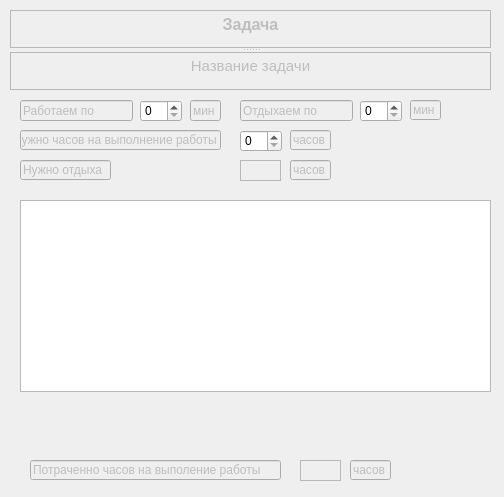
Qt form gui/templates/TimeMgm_form.ui (geektasks/client) before a commit.
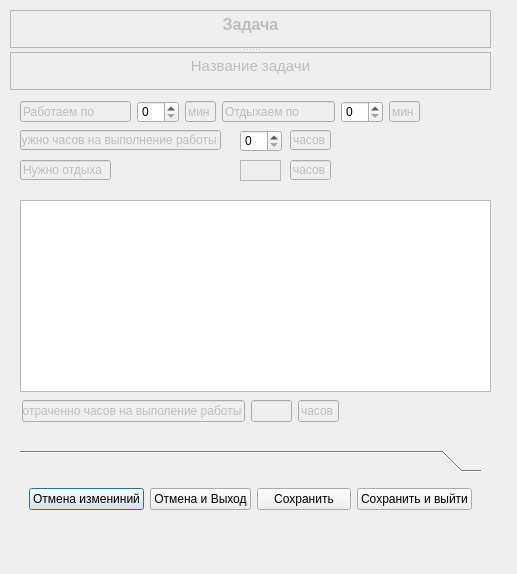
The same form after that commit.

Commit message: Изменения в форме. Косметика.

```diff
--- a/gui/templates/TimeMgm_form.ui
+++ b/gui/templates/TimeMgm_form.ui
@@ -9,100 +9,13 @@
    <rect>
     <x>0</x>
     <y>0</y>
-    <width>504</width>
-    <height>497</height>
+    <width>517</width>
+    <height>574</height>
    </rect>
   </property>
   <property name="windowTitle">
    <string>Dialog</string>
   </property>
-  <widget class="QLineEdit" name="lineEdit">
-   <property name="enabled">
-    <bool>false</bool>
-   </property>
-   <property name="geometry">
-    <rect>
-     <x>20</x>
-     <y>100</y>
-     <width>113</width>
-     <height>21</height>
-    </rect>
-   </property>
-   <property name="text">
-    <string>Работаем по </string>
-   </property>
-  </widget>
-  <widget class="QLineEdit" name="lineEdit_2">
-   <property name="enabled">
-    <bool>false</bool>
-   </property>
-   <property name="geometry">
-    <rect>
-     <x>240</x>
-     <y>100</y>
-     <width>113</width>
-     <height>21</height>
-    </rect>
-   </property>
-   <property name="text">
-    <string>Отдыхаем по</string>
-   </property>
-  </widget>
-  <widget class="QLineEdit" name="lineEdit_3">
-   <property name="enabled">
-    <bool>false</bool>
-   </property>
-   <property name="geometry">
-    <rect>
-     <x>190</x>
-     <y>100</y>
-     <width>31</width>
-     <height>21</height>
-    </rect>
-   </property>
-   <property name="text">
-    <string>мин</string>
-   </property>
-  </widget>
-  <widget class="QLineEdit" name="lineEdit_4">
-   <property name="enabled">
-    <bool>false</bool>
-   </property>
-   <property name="geometry">
-    <rect>
-     <x>410</x>
-     <y>100</y>
-     <width>31</width>
-     <height>20</height>
-    </rect>
-   </property>
-   <property name="text">
-    <string>мин</string>
-   </property>
-  </widget>
-  <widget class="QSpinBox" name="interval_of_work">
-   <property name="enabled">
-    <bool>true</bool>
-   </property>
-   <property name="geometry">
-    <rect>
-     <x>140</x>
-     <y>100</y>
-     <width>42</width>
-     <height>22</height>
-    </rect>
-   </property>
-  </widget>
-  <widget class="QSpinBox" name="interval_of_relax">
-   <property name="geometry">
-    <rect>
-     <x>360</x>
-     <y>100</y>
-     <width>42</width>
-     <height>22</height>
-    </rect>
-   </property>
-  </widget>
   <widget class="QLineEdit" name="lineEdit_5">
    <property name="enabled">
     <bool>false</bool>
@@ -148,38 +61,6 @@
     <string>часов</string>
    </property>
   </widget>
-  <widget class="QLineEdit" name="lineEdit_7">
-   <property name="enabled">
-    <bool>false</bool>
-   </property>
-   <property name="geometry">
-    <rect>
-     <x>350</x>
-     <y>460</y>
-     <width>41</width>
-     <height>20</height>
-    </rect>
-   </property>
-   <property name="text">
-    <string>часов</string>
-   </property>
-  </widget>
-  <widget class="QLineEdit" name="lineEdit_8">
-   <property name="enabled">
-    <bool>false</bool>
-   </property>
-   <property name="geometry">
-    <rect>
-     <x>30</x>
-     <y>460</y>
-     <width>251</width>
-     <height>20</height>
-    </rect>
-   </property>
-   <property name="text">
-    <string>Потраченно часов на выполение работы</string>
-   </property>
-  </widget>
   <widget class="QLineEdit" name="lineEdit_9">
    <property name="enabled">
     <bool>false</bool>
@@ -278,24 +159,242 @@
     </rect>
    </property>
   </widget>
-  <widget class="QTextEdit" name="SummaryUsedTime">
-   <property name="enabled">
-    <bool>false</bool>
+  <widget class="QToolBox" name="SaveAndExitsButtons">
+   <property name="geometry">
+    <rect>
+     <x>20</x>
+     <y>450</y>
+     <width>461</width>
+     <height>71</height>
+    </rect>
    </property>
+   <widget class="QWidget" name="Page1" native="true">
+    <attribute name="label">
+     <string/>
+    </attribute>
+    <layout class="QHBoxLayout" name="horizontalLayout">
+     <item>
+      <widget class="QPushButton" name="CanselChanges">
+       <property name="text">
+        <string>Отмена измениний</string>
+       </property>
+      </widget>
+     </item>
+     <item>
+      <widget class="QPushButton" name="CanselChangesAndExit">
+       <property name="text">
+        <string>Отмена и Выход</string>
+       </property>
+      </widget>
+     </item>
+     <item>
+      <widget class="QPushButton" name="SaveChanges">
+       <property name="text">
+        <string>Сохранить</string>
+       </property>
+      </widget>
+     </item>
+     <item>
+      <widget class="QPushButton" name="SaveChangesAndExit">
+       <property name="text">
+        <string>Сохранить и выйти</string>
+       </property>
+      </widget>
+     </item>
+    </layout>
+   </widget>
+  </widget>
+  <widget class="QWidget" name="">
    <property name="geometry">
     <rect>
-     <x>300</x>
-     <y>460</y>
-     <width>41</width>
-     <height>21</height>
+     <x>22</x>
+     <y>400</y>
+     <width>317</width>
+     <height>22</height>
     </rect>
    </property>
-   <property name="verticalScrollBarPolicy">
-    <enum>Qt::ScrollBarAlwaysOff</enum>
+   <layout class="QHBoxLayout" name="horizontalLayout_2">
+    <item>
+     <widget class="QLineEdit" name="lineEdit_8">
+      <property name="enabled">
+       <bool>false</bool>
+      </property>
+      <property name="minimumSize">
+       <size>
+        <width>221</width>
+        <height>0</height>
+       </size>
+      </property>
+      <property name="text">
+       <string>Потраченно часов на выполение работы</string>
+      </property>
+     </widget>
+    </item>
+    <item>
+     <widget class="QLineEdit" name="SumaryAllTime">
+      <property name="enabled">
+       <bool>false</bool>
+      </property>
+      <property name="maximumSize">
+       <size>
+        <width>41</width>
+        <height>16777215</height>
+       </size>
+      </property>
+     </widget>
+    </item>
+    <item>
+     <widget class="QLineEdit" name="lineEdit_7">
+      <property name="enabled">
+       <bool>false</bool>
+      </property>
+      <property name="maximumSize">
+       <size>
+        <width>41</width>
+        <height>16777215</height>
+       </size>
+      </property>
+      <property name="text">
+       <string>часов</string>
+      </property>
+     </widget>
+    </item>
+   </layout>
+  </widget>
+  <widget class="QWidget" name="">
+   <property name="geometry">
+    <rect>
+     <x>20</x>
+     <y>100</y>
+     <width>402</width>
+     <height>24</height>
+    </rect>
    </property>
-   <property name="horizontalScrollBarPolicy">
-    <enum>Qt::ScrollBarAlwaysOff</enum>
-   </property>
+   <layout class="QHBoxLayout" name="horizontalLayout_3">
+    <item>
+     <widget class="QLineEdit" name="lineEdit">
+      <property name="enabled">
+       <bool>false</bool>
+      </property>
+      <property name="minimumSize">
+       <size>
+        <width>111</width>
+        <height>21</height>
+       </size>
+      </property>
+      <property name="maximumSize">
+       <size>
+        <width>111</width>
+        <height>21</height>
+       </size>
+      </property>
+      <property name="text">
+       <string>Работаем по </string>
+      </property>
+     </widget>
+    </item>
+    <item>
+     <widget class="QSpinBox" name="interval_of_work">
+      <property name="enabled">
+       <bool>true</bool>
+      </property>
+      <property name="minimumSize">
+       <size>
+        <width>42</width>
+        <height>22</height>
+       </size>
+      </property>
+      <property name="maximumSize">
+       <size>
+        <width>42</width>
+        <height>22</height>
+       </size>
+      </property>
+     </widget>
+    </item>
+    <item>
+     <widget class="QLineEdit" name="lineEdit_3">
+      <property name="enabled">
+       <bool>false</bool>
+      </property>
+      <property name="minimumSize">
+       <size>
+        <width>31</width>
+        <height>21</height>
+       </size>
+      </property>
+      <property name="maximumSize">
+       <size>
+        <width>31</width>
+        <height>21</height>
+       </size>
+      </property>
+      <property name="text">
+       <string>мин</string>
+      </property>
+     </widget>
+    </item>
+    <item>
+     <widget class="QLineEdit" name="lineEdit_2">
+      <property name="enabled">
+       <bool>false</bool>
+      </property>
+      <property name="minimumSize">
+       <size>
+        <width>113</width>
+        <height>21</height>
+       </size>
+      </property>
+      <property name="maximumSize">
+       <size>
+        <width>113</width>
+        <height>21</height>
+       </size>
+      </property>
+      <property name="text">
+       <string>Отдыхаем по</string>
+      </property>
+     </widget>
+    </item>
+    <item>
+     <widget class="QSpinBox" name="interval_of_relax">
+      <property name="minimumSize">
+       <size>
+        <width>42</width>
+        <height>22</height>
+       </size>
+      </property>
+      <property name="maximumSize">
+       <size>
+        <width>42</width>
+        <height>22</height>
+       </size>
+      </property>
+     </widget>
+    </item>
+    <item>
+     <widget class="QLineEdit" name="lineEdit_4">
+      <property name="enabled">
+       <bool>false</bool>
+      </property>
+      <property name="minimumSize">
+       <size>
+        <width>31</width>
+        <height>21</height>
+       </size>
+      </property>
+      <property name="maximumSize">
+       <size>
+        <width>31</width>
+        <height>21</height>
+       </size>
+      </property>
+      <property name="text">
+       <string>мин</string>
+      </property>
+     </widget>
+    </item>
+   </layout>
   </widget>
  </widget>
  <resources/>
```
Left out of the diff: 3 changed lines with no effect on the pictures.
